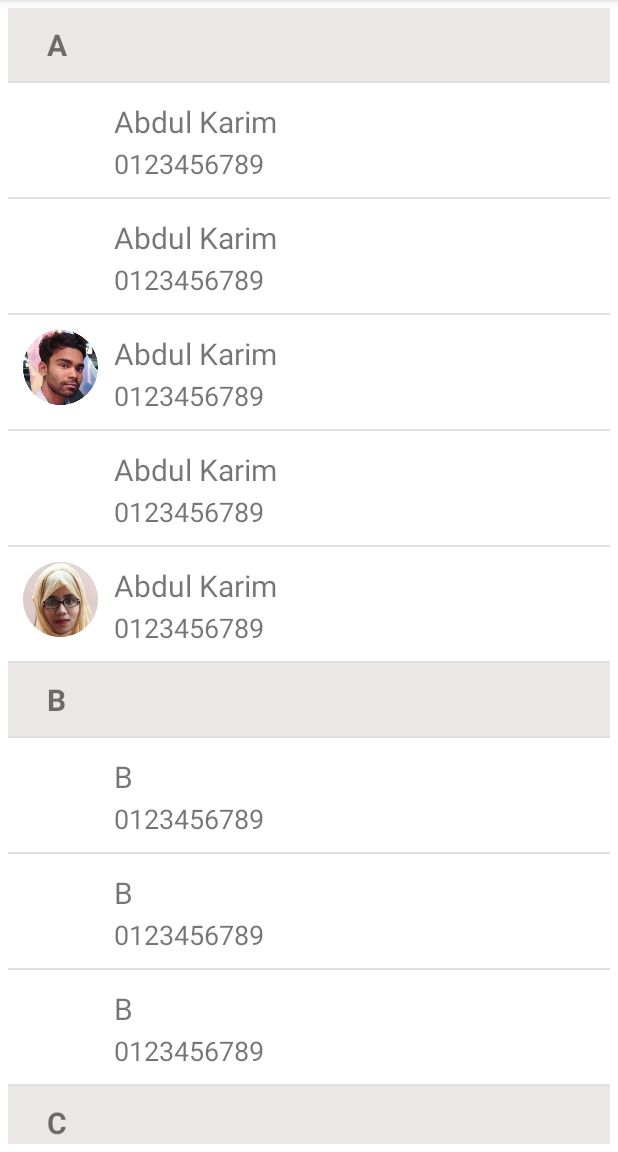
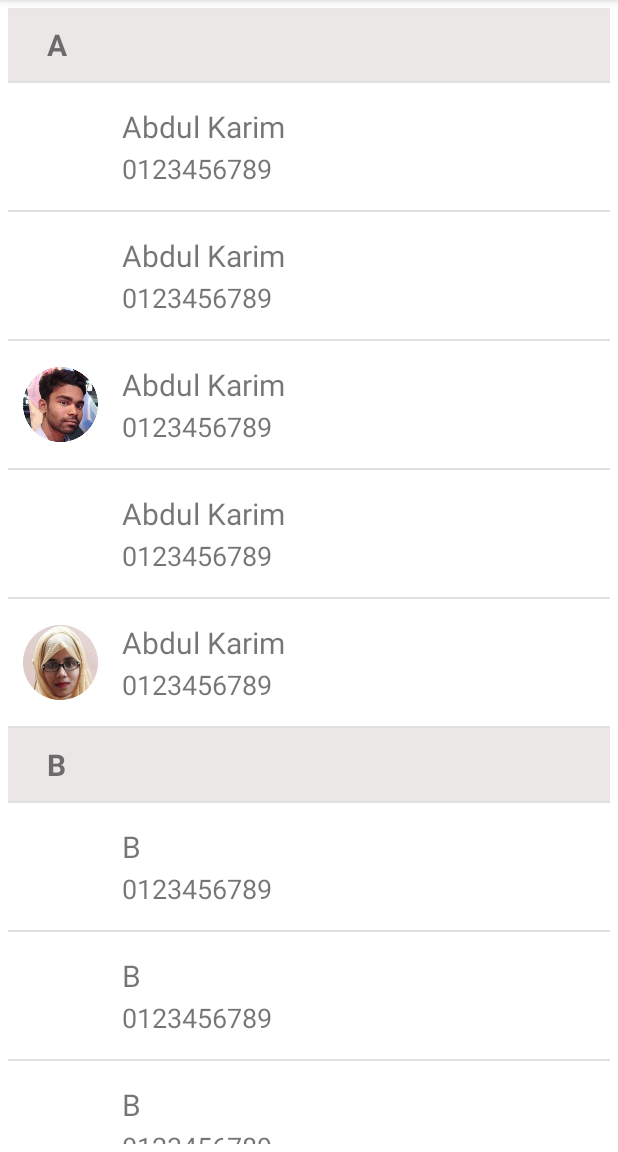
Before and after one commit to abdulkarim8293/RecyclerView, an Android app: the screen it shows after launch (MainActivity), on a phone screen of 412 x 824 dp, the part 84-1236 px from its top. Run offline under Robolectric (Android 15) with nearby library versions, the phone set to English and light mode, and no system bars; libraries missing offline, so code that uses them is left out: com.amulyakhare.textdrawable; 3 statements that could not run were skipped.

Commit message:
update recycler view

```diff
--- a/app/src/main/java/com/android/abdulkarim/recyclerview/MainActivity.java
+++ b/app/src/main/java/com/android/abdulkarim/recyclerview/MainActivity.java
@@ -19,35 +19,37 @@ import java.util.ArrayList;
 
 public class MainActivity extends AppCompatActivity implements OnItemClickListener {
 
-    private RecyclerView contacts_recycler_view ;
+    private RecyclerView contacts_recycler_view;
     private LinearLayoutManager layoutManager;
     private ArrayList<Contact> contacts = new ArrayList<>();
-    private ContactAdapter adapter;
+    private ContactAdapter contactAdapter;
 
     @Override
     protected void onCreate(Bundle savedInstanceState) {
         super.onCreate(savedInstanceState);
         setContentView(R.layout.activity_main);
 
-        createContactList();
+        getContactList();
+        initRecyclerView();
+    }
+
+    private void initRecyclerView() {
         contacts_recycler_view = findViewById(R.id.contacts_recycler_view_id);
         layoutManager = new LinearLayoutManagerWithSmoothScroller(this);
         contacts_recycler_view.setLayoutManager(layoutManager);
-        contacts_recycler_view.addItemDecoration(new DividerItemDecoration(this,layoutManager.getOrientation()));
-        adapter = new ContactAdapter(contacts,this);
-        contacts_recycler_view.setAdapter(adapter);
+        contacts_recycler_view.addItemDecoration(new DividerItemDecoration(this, layoutManager.getOrientation()));
+        contactAdapter = new ContactAdapter(contacts, this);
+        contacts_recycler_view.setAdapter(contactAdapter);
     }
 
-    private void createContactList(){
+    @Override
+    public void onItemClick(Contact contact, int position) {
+        Toast.makeText(this, "Name is : " + contact.getName() + "\nNumber is : " + contact.getNumber(), Toast.LENGTH_SHORT).show();
+    }
 
+    private void getContactList() {
         contacts = Common.getPeopleGroup();
         contacts = Common.sortList(contacts);
         contacts = Common.addAlphabets(contacts);
     }
-
-    @Override
-    public void onItemClick(Contact contact, int position) {
-        Toast.makeText(this, ""+contact.getName()+"\nNumber is : "+contact.getNumber(), Toast.LENGTH_SHORT).show();
-    }
-
 }
--- a/app/src/main/java/com/android/abdulkarim/recyclerview/adapter/ContactAdapter.java
+++ b/app/src/main/java/com/android/abdulkarim/recyclerview/adapter/ContactAdapter.java
@@ -1,16 +1,10 @@
 package com.android.abdulkarim.recyclerview.adapter;
 
-import android.content.Context;
-import android.graphics.Color;
-import android.graphics.drawable.Drawable;
-import android.util.SparseBooleanArray;
 import android.view.LayoutInflater;
 import android.view.View;
 import android.view.ViewGroup;
 import android.widget.ImageView;
-import android.widget.LinearLayout;
 import android.widget.TextView;
-import android.widget.Toast;
 
 import androidx.annotation.NonNull;
 import androidx.recyclerview.widget.RecyclerView;
@@ -41,19 +35,19 @@ public class ContactAdapter extends RecyclerView.Adapter<RecyclerView.ViewHolder
         LayoutInflater inflater = LayoutInflater.from(viewGroup.getContext());
 
         if (viewType == Common.VIEW_TYPE_GROUP) {
-            ViewGroup group = (ViewGroup) inflater.inflate(R.layout.group_layout, viewGroup, false);
-            GroupViewHolder groupViewHolder = new GroupViewHolder(group);
-            return groupViewHolder;
+            ViewGroup group = (ViewGroup) inflater.inflate(R.layout.contact_group_item_layout, viewGroup, false);
+            ContactGroupViewHolder contactGroupViewHolder = new ContactGroupViewHolder(group);
+            return contactGroupViewHolder;
         } else if (viewType == Common.VIEW_TYPE_PERSON) {
 
-            ViewGroup group = (ViewGroup) inflater.inflate(R.layout.person_layout, viewGroup, false);
-            PersonViewHolder personViewHolder = new PersonViewHolder(group);
-            return personViewHolder;
+            ViewGroup group = (ViewGroup) inflater.inflate(R.layout.contact_item_layout, viewGroup, false);
+            ContactViewHolder contactViewHolder = new ContactViewHolder(group);
+            return contactViewHolder;
         } else {
 
-            ViewGroup group = (ViewGroup) inflater.inflate(R.layout.group_layout, viewGroup, false);
-            GroupViewHolder groupViewHolder = new GroupViewHolder(group);
-            return groupViewHolder;
+            ViewGroup group = (ViewGroup) inflater.inflate(R.layout.contact_group_item_layout, viewGroup, false);
+            ContactGroupViewHolder contactGroupViewHolder = new ContactGroupViewHolder(group);
+            return contactGroupViewHolder;
         }
     }
 
@@ -67,30 +61,31 @@ public class ContactAdapter extends RecyclerView.Adapter<RecyclerView.ViewHolder
 
         final Contact contact = contactList.get(position);
 
-        if (holder instanceof GroupViewHolder) {
-            GroupViewHolder groupViewHolder = (GroupViewHolder) holder;
-            groupViewHolder.text_group_title.setText(contactList.get(position).getName());
+        if (holder instanceof ContactGroupViewHolder) {
+            ContactGroupViewHolder contactGroupViewHolder = (ContactGroupViewHolder) holder;
+            contactGroupViewHolder.contact_group_title.setText(contactList.get(position).getName());
 
-        } else if (holder instanceof PersonViewHolder) {
+        } else if (holder instanceof ContactViewHolder) {
 
-            PersonViewHolder personViewHolder = (PersonViewHolder) holder;
-            personViewHolder.text_person_name.setText(contactList.get(position).getName());
-            personViewHolder.text_person_position.setText(contactList.get(position).getNumber());
+            ContactViewHolder contactViewHolder = (ContactViewHolder) holder;
+            contactViewHolder.contactName.setText(contactList.get(position).getName());
+            contactViewHolder.contactNumber.setText(contactList.get(position).getNumber());
 
             if (contactList.get(position).getProfileImage() == null) {
                 ColorGenerator generator = ColorGenerator.MATERIAL;
                 TextDrawable drawable = TextDrawable.builder().buildRound(String.valueOf(contactList.get(position).getName().charAt(0)), generator.getRandomColor());
-                personViewHolder.image_person_avatar.setImageDrawable(drawable);
+                contactViewHolder.contactImage.setImageDrawable(drawable);
             } else {
-                personViewHolder.image_person_avatar.setImageResource(contactList.get(position).getProfileImage());
+                contactViewHolder.contactImage.setImageResource(contactList.get(position).getProfileImage());
             }
+
+            holder.itemView.setOnClickListener(new View.OnClickListener() {
+                @Override
+                public void onClick(View v) {
+                    onItemClickListener.onItemClick(contact, holder.getAdapterPosition());
+                }
+            });
         }
-        holder.itemView.setOnClickListener(new View.OnClickListener() {
-            @Override
-            public void onClick(View v) {
-                onItemClickListener.onItemClick(contact, holder.getAdapterPosition());
-            }
-        });
     }
 
     @Override
@@ -98,26 +93,26 @@ public class ContactAdapter extends RecyclerView.Adapter<RecyclerView.ViewHolder
         return contactList.size();
     }
 
-    private class GroupViewHolder extends RecyclerView.ViewHolder {
+    private class ContactGroupViewHolder extends RecyclerView.ViewHolder {
 
-        TextView text_group_title;
+        TextView contact_group_title;
 
-        public GroupViewHolder(@NonNull View itemView) {
+        public ContactGroupViewHolder(@NonNull View itemView) {
             super(itemView);
-            text_group_title = itemView.findViewById(R.id.text_group_title);
+            contact_group_title = itemView.findViewById(R.id.contact_group_title_id);
         }
     }
 
-    private class PersonViewHolder extends RecyclerView.ViewHolder {
+    private class ContactViewHolder extends RecyclerView.ViewHolder {
 
-        TextView text_person_name, text_person_position;
-        ImageView image_person_avatar;
+        TextView contactName, contactNumber;
+        ImageView contactImage;
 
-        public PersonViewHolder(@NonNull View itemView) {
+        public ContactViewHolder(@NonNull View itemView) {
             super(itemView);
-            text_person_name = itemView.findViewById(R.id.text_person_name);
-            text_person_position = itemView.findViewById(R.id.text_person_position);
-            image_person_avatar = itemView.findViewById(R.id.person_avatar);
+            contactName = itemView.findViewById(R.id.contact_name_id);
+            contactNumber = itemView.findViewById(R.id.contact_number_id);
+            contactImage = itemView.findViewById(R.id.contact_image_id);
         }
     }
 }
--- a/app/src/main/res/layout/group_layout.xml
+++ b/app/src/main/res/layout/contact_group_item_layout.xml
@@ -7,7 +7,7 @@
     android:background="#EBE7E7">
 
     <TextView
-        android:id="@+id/text_group_title"
+        android:id="@+id/contact_group_title_id"
         android:layout_width="wrap_content"
         android:layout_height="wrap_content"
         android:padding="5dp"
@@ -15,6 +15,4 @@
         android:layout_marginLeft="15dp"
         android:textSize="20sp"
         android:textStyle="bold" />
-
-
 </LinearLayout>
--- a/app/src/main/res/layout/person_layout.xml
+++ b/app/src/main/res/layout/contact_item_layout.xml
@@ -11,28 +11,29 @@
         android:padding="10dp">
 
         <ImageView
-            android:id="@+id/person_avatar"
+            android:id="@+id/contact_image_id"
             android:layout_width="50dp"
             android:layout_height="50dp"
+            android:layout_gravity="center_vertical"
             android:layout_marginRight="5dp" />
 
         <LinearLayout
+            android:padding="5dp"
             android:layout_width="match_parent"
             android:layout_height="wrap_content"
             android:layout_marginLeft="5dp"
             android:orientation="vertical">
 
             <TextView
-                android:id="@+id/text_person_name"
+                android:id="@+id/contact_name_id"
                 android:layout_width="wrap_content"
                 android:layout_height="wrap_content"
-                android:paddingTop="2dp"
                 android:paddingBottom="2dp"
                 android:text="Abdul Karim"
                 android:textSize="20sp" />
 
             <TextView
-                android:id="@+id/text_person_position"
+                android:id="@+id/contact_number_id"
                 android:layout_width="wrap_content"
                 android:layout_height="wrap_content"
                 android:text="01234"
```
Also changed, not shown: app/src/main/res/drawable-v24/circuler_backgroud.xml (deleted, +0 -8 lines), app/src/main/res/drawable/ic_delete_black_24dp.xml (deleted, +0 -9 lines), app/src/main/res/menu/menu_delete.xml (deleted, +0 -11 lines), app/src/main/res/values/colors.xml (+0 -17 lines).
